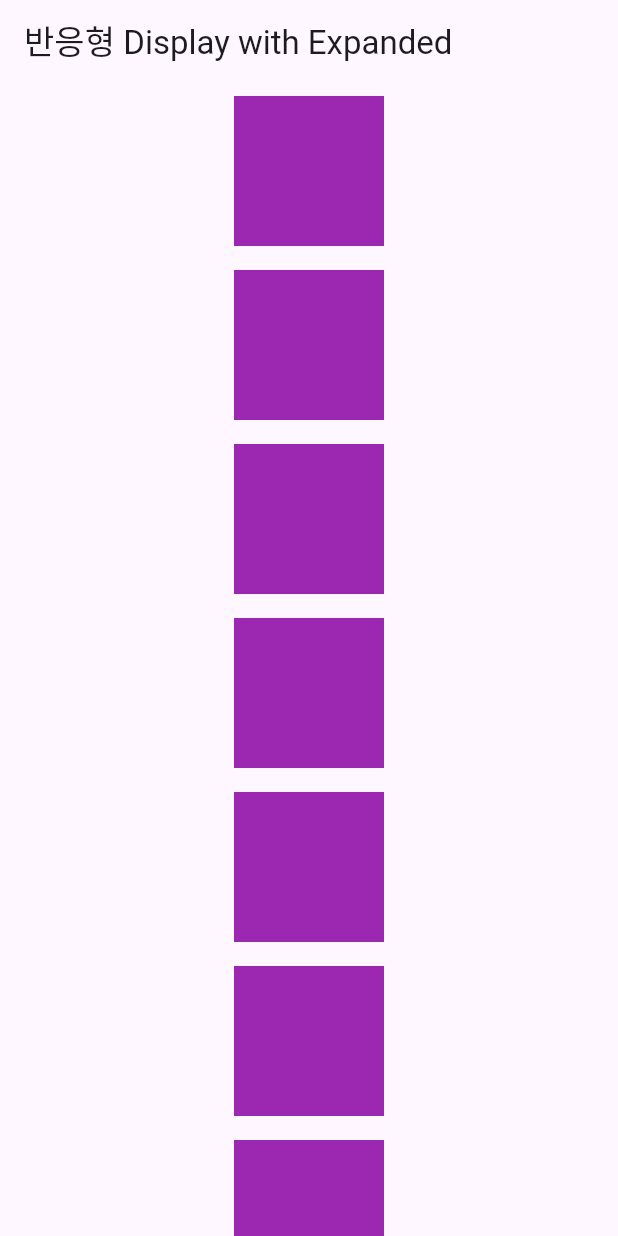
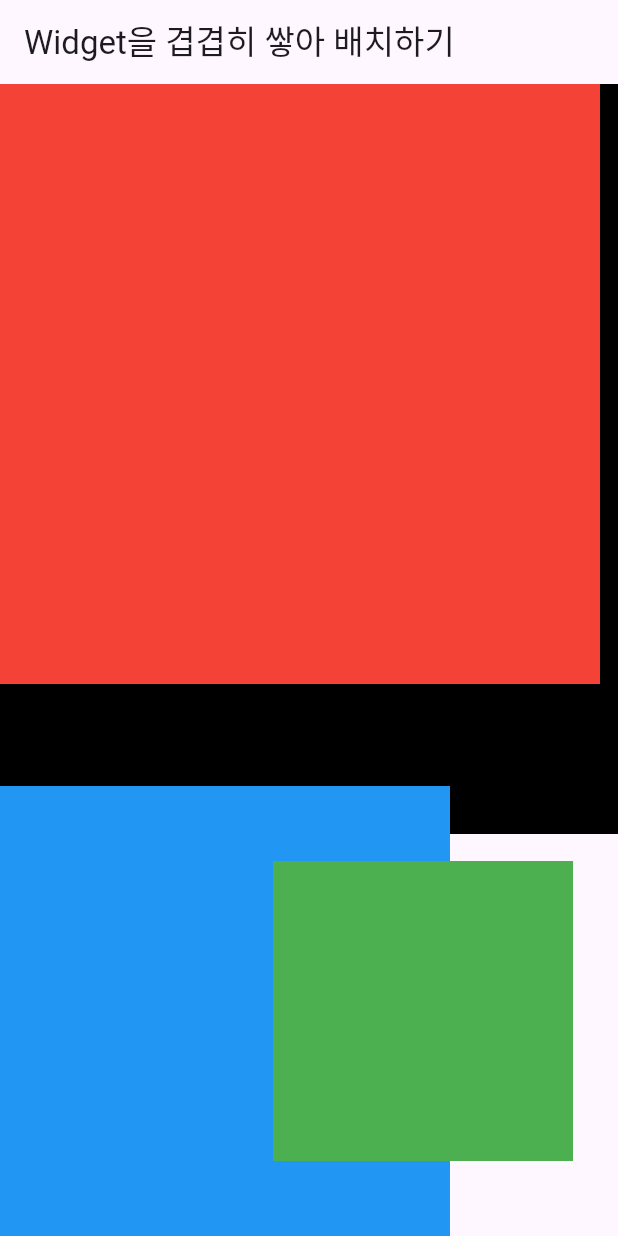
Before and after one commit to kamja44/Dart_Flutter, a Flutter app: the screen it shows after launch, on a phone screen of 412 x 824 dp. Run offline on Flutter 3.47's test engine with Material 3 defaults, Android fonts, the phone set to English and light mode, and no system bars.

Commit message:
Stack Widget

```diff
--- a/flutter_study/lib/main.dart
+++ b/flutter_study/lib/main.dart
@@ -4,9 +4,7 @@ void main() {
   runApp(
     MaterialApp(
       home: Scaffold(
-        appBar: AppBar(
-          title: Text("반응형 Display with Expanded"),
-        ),
+        appBar: AppBar(title: Text("Widget을 겹겹히 쌓아 배치하기")),
         body: Body(),
       ),
     ),
@@ -18,124 +16,36 @@ class Body extends StatelessWidget {
 
   @override
   Widget build(BuildContext context) {
-    return SingleChildScrollView(
-      child: Column(
+    return Stack(
       children: [
         Container(
-            width: 100,
-            height: 100,
-            color: Colors.purple,
-            margin: EdgeInsets.symmetric(vertical: 8),
-          ),
-          Expanded(
-            child: Container(
+          width: 500,
+          height: 500,
           color: Colors.black,
         ),
+        Container(
+          width: 400,
+          height: 400,
+          color: Colors.red,
         ),
-          Container(
-            width: 100,
-            height: 100,
-            color: Colors.purple,
-            margin: EdgeInsets.symmetric(vertical: 8),
+        Align(
+          alignment: Alignment.bottomLeft,
+          child: Container(
+            width: 300,
+            height: 300,
+            color: Colors.blue,
           ),
-          Container(
-            width: 100,
-            height: 100,
-            color: Colors.purple,
-            margin: EdgeInsets.symmetric(vertical: 8),
         ),
-          Container(
-            width: 100,
-            height: 100,
-            color: Colors.purple,
-            margin: EdgeInsets.symmetric(vertical: 8),
+        Positioned(
+          bottom: 50,
+          right: 30,
+          child: Container(
+            width: 200,
+            height: 200,
+            color: Colors.green,
           ),
-          Container(
-            width: 100,
-            height: 100,
-            color: Colors.purple,
-            margin: EdgeInsets.symmetric(vertical: 8),
-          ),
-          Container(
-            width: 100,
-            height: 100,
-            color: Colors.purple,
-            margin: EdgeInsets.symmetric(vertical: 8),
-          ),
-          Container(
-            width: 100,
-            height: 100,
-            color: Colors.purple,
-            margin: EdgeInsets.symmetric(vertical: 8),
-          ),
-          Container(
-            width: 100,
-            height: 100,
-            color: Colors.purple,
-            margin: EdgeInsets.symmetric(vertical: 8),
-          ),
-          Container(
-            width: 100,
-            height: 100,
-            color: Colors.purple,
-            margin: EdgeInsets.symmetric(vertical: 8),
-          ),
-          Container(
-            width: 100,
-            height: 100,
-            color: Colors.purple,
-            margin: EdgeInsets.symmetric(vertical: 8),
-          ),
-          Container(
-            width: 100,
-            height: 100,
-            color: Colors.purple,
-            margin: EdgeInsets.symmetric(vertical: 8),
-          ),
-          Container(
-            width: 100,
-            height: 100,
-            color: Colors.purple,
-            margin: EdgeInsets.symmetric(vertical: 8),
-          ),
-          Container(
-            width: 100,
-            height: 100,
-            color: Colors.purple,
-            margin: EdgeInsets.symmetric(vertical: 8),
-          ),
-          Container(
-            width: 100,
-            height: 100,
-            color: Colors.purple,
-            margin: EdgeInsets.symmetric(vertical: 8),
-          ),
-          Container(
-            width: 100,
-            height: 100,
-            color: Colors.purple,
-            margin: EdgeInsets.symmetric(vertical: 8),
-          ),
-          Container(
-            width: 100,
-            height: 100,
-            color: Colors.purple,
-            margin: EdgeInsets.symmetric(vertical: 8),
-          ),
-          Container(
-            width: 100,
-            height: 100,
-            color: Colors.purple,
-            margin: EdgeInsets.symmetric(vertical: 8),
-          ),
-          Container(
-            width: 100,
-            height: 100,
-            color: Colors.purple,
-            margin: EdgeInsets.symmetric(vertical: 8),
         ),
       ],
-      ),
     );
   }
 }
```
Also changed, not shown: 1 other file. Lines whose indentation alone changed are shown as unchanged.
